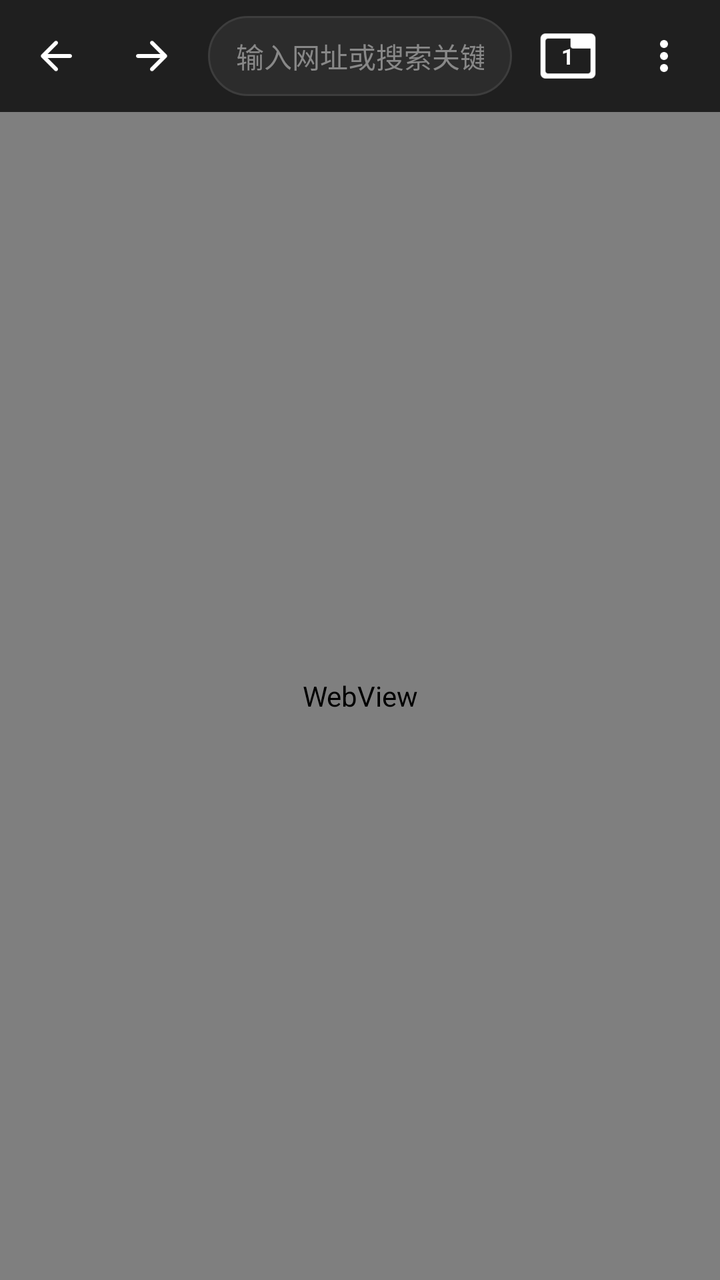
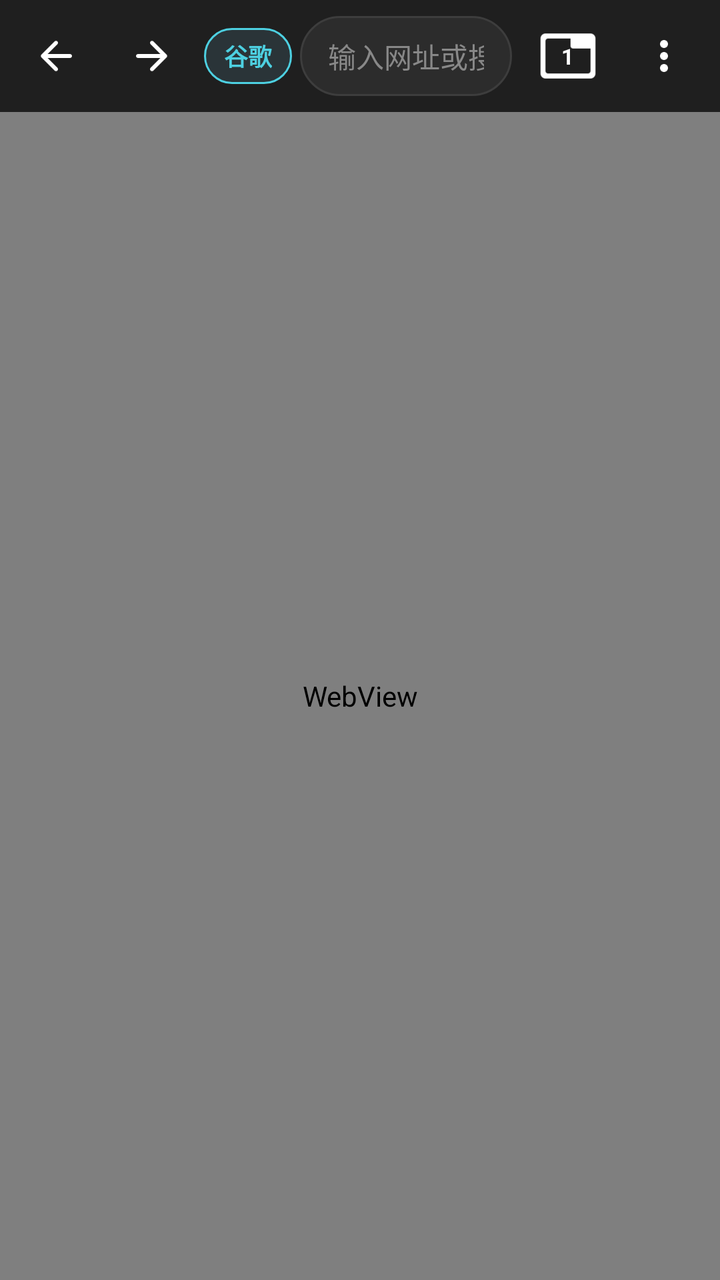

Before-and-after screenshots of an Android layout around one commit, followed by the original layout XML and the change that was made.
<!-- AndroidManifest.xml: application theme android:Theme.Material.NoActionBar -->
<!-- res/layout/activity_main.xml -->
<?xml version="1.0" encoding="utf-8"?>
<LinearLayout xmlns:android="http://schemas.android.com/apk/res/android"
    android:id="@+id/root_container"
    android:layout_width="match_parent"
    android:layout_height="match_parent"
    android:background="#121212"
    android:orientation="vertical">

    
    <LinearLayout
        android:id="@+id/toolbar_container"
        android:layout_width="match_parent"
        android:layout_height="56dp"
        android:background="#1F1F1F"
        android:focusable="true"
        android:focusableInTouchMode="true"
        android:gravity="center_vertical"
        android:orientation="horizontal"
        android:paddingStart="4dp"
        android:paddingEnd="4dp">

        <ImageView
            android:id="@+id/back_button"
            android:layout_width="48dp"
            android:layout_height="48dp"
            android:background="?android:attr/selectableItemBackgroundBorderless"
            android:clickable="true"
            android:contentDescription="后退"
            android:focusable="true"
            android:padding="12dp"
            android:src="@drawable/ic_arrow_back" />

        <ImageView
            android:id="@+id/forward_button"
            android:layout_width="48dp"
            android:layout_height="48dp"
            android:background="?android:attr/selectableItemBackgroundBorderless"
            android:clickable="true"
            android:contentDescription="前进"
            android:focusable="true"
            android:padding="12dp"
            android:src="@drawable/ic_arrow_forward" />

        
        <EditText
            android:id="@+id/address_pill"
            android:layout_width="0dp"
            android:layout_height="40dp"
            android:layout_weight="1"
            android:layout_marginStart="4dp"
            android:layout_marginEnd="4dp"
            android:background="@drawable/pill_bg"
            android:gravity="center_vertical"
            android:hint="输入网址或搜索关键词"
            android:imeOptions="actionGo"
            android:inputType="textUri"
            android:paddingStart="14dp"
            android:paddingEnd="14dp"
            android:singleLine="true"
            android:textColor="#FFFFFF"
            android:textColorHint="#888888"
            android:textCursorDrawable="@null"
            android:textSize="14sp" />

        <FrameLayout
            android:id="@+id/tabs_container"
            android:layout_width="48dp"
            android:layout_height="48dp"
            android:background="?android:attr/selectableItemBackgroundBorderless"
            android:clickable="true"
            android:focusable="true">

            <ImageView
                android:layout_width="30dp"
                android:layout_height="30dp"
                android:layout_gravity="center"
                android:contentDescription="标签页"
                android:src="@drawable/ic_tab" />

            <TextView
                android:id="@+id/tabs_count"
                android:layout_width="wrap_content"
                android:layout_height="wrap_content"
                android:layout_gravity="center"
                android:text="1"
                android:textColor="#FFFFFF"
                android:textSize="11sp"
                android:textStyle="bold" />

        </FrameLayout>

        <ImageView
            android:id="@+id/menu_button"
            android:layout_width="48dp"
            android:layout_height="48dp"
            android:background="?android:attr/selectableItemBackgroundBorderless"
            android:clickable="true"
            android:contentDescription="菜单"
            android:focusable="true"
            android:padding="12dp"
            android:src="@drawable/ic_more_vert" />

    </LinearLayout>

    
    <FrameLayout
        android:layout_width="match_parent"
        android:layout_height="0dp"
        android:layout_weight="1">

        <WebView
            android:id="@+id/webview"
            android:layout_width="match_parent"
            android:layout_height="match_parent" />

        <ProgressBar
            android:id="@+id/progress_bar"
            style="?android:attr/progressBarStyleHorizontal"
            android:layout_width="match_parent"
            android:layout_height="4dp"
            android:layout_gravity="top"
            android:max="100"
            android:visibility="gone" />

        <TextView
            android:id="@+id/status_view"
            android:layout_width="wrap_content"
            android:layout_height="wrap_content"
            android:layout_gravity="top|center_horizontal"
            android:layout_marginTop="10dp"
            android:background="#CC1F1F1F"
            android:paddingStart="14dp"
            android:paddingEnd="14dp"
            android:paddingTop="8dp"
            android:paddingBottom="8dp"
            android:textColor="#FFFFFF"
            android:textSize="13sp"
            android:visibility="gone" />

    </FrameLayout>

    
    <LinearLayout
        android:id="@+id/find_bar"
        android:layout_width="match_parent"
        android:layout_height="wrap_content"
        android:background="#1F1F1F"
        android:gravity="center_vertical"
        android:orientation="horizontal"
        android:padding="6dp"
        android:visibility="gone">

        <EditText
            android:id="@+id/find_input"
            android:layout_width="0dp"
            android:layout_height="wrap_content"
            android:layout_weight="1"
            android:hint="在页面上查找"
            android:imeOptions="actionSearch"
            android:inputType="text"
            android:singleLine="true"
            android:textColor="#FFFFFF"
            android:textColorHint="#888888"
            android:textSize="14sp" />

        <ImageView
            android:id="@+id/find_prev"
            android:layout_width="44dp"
            android:layout_height="44dp"
            android:background="?android:attr/selectableItemBackgroundBorderless"
            android:clickable="true"
            android:contentDescription="上一个"
            android:focusable="true"
            android:padding="10dp"
            android:src="@drawable/ic_arrow_up" />

        <ImageView
            android:id="@+id/find_next"
            android:layout_width="44dp"
            android:layout_height="44dp"
            android:background="?android:attr/selectableItemBackgroundBorderless"
            android:clickable="true"
            android:contentDescription="下一个"
            android:focusable="true"
            android:padding="10dp"
            android:src="@drawable/ic_arrow_down" />

        <ImageView
            android:id="@+id/find_close"
            android:layout_width="44dp"
            android:layout_height="44dp"
            android:background="?android:attr/selectableItemBackgroundBorderless"
            android:clickable="true"
            android:contentDescription="关闭查找"
            android:focusable="true"
            android:padding="10dp"
            android:src="@drawable/ic_close" />

    </LinearLayout>

</LinearLayout>
<!-- resources referenced by this layout -->
<resources>
  <!-- drawable ic_arrow_back: png bitmap (drawable-xxxhdpi, 789 bytes) -->
  <!-- drawable ic_arrow_down: png bitmap (drawable-xxxhdpi, 819 bytes) -->
  <!-- drawable ic_arrow_forward: png bitmap (drawable-xxxhdpi, 963 bytes) -->
  <!-- drawable ic_arrow_up: png bitmap (drawable-xxxhdpi, 947 bytes) -->
  <!-- drawable ic_close: png bitmap (drawable-xxxhdpi, 947 bytes) -->
  <!-- drawable ic_more_vert: png bitmap (drawable-xxxhdpi, 560 bytes) -->
  <!-- drawable ic_tab: png bitmap (drawable-xxxhdpi, 697 bytes) -->
  <!-- drawable pill_bg (drawable) -->
  <?xml version="1.0" encoding="utf-8"?>
  <shape xmlns:android="http://schemas.android.com/apk/res/android"
      android:shape="rectangle">
      <corners android:radius="20dp" />
      <solid android:color="#2C2C2C" />
      <stroke
          android:width="1dp"
          android:color="#3D3D3D" />
  </shape>
</resources>

<!-- the commit's change to res/layout/activity_main.xml (unified diff, before → after) -->
@@ -40,6 +40,23 @@
             android:focusable="true"
             android:padding="12dp"
             android:src="@drawable/ic_arrow_forward" />
+
+        
+        <TextView
+            android:id="@+id/engine_chip"
+            android:layout_width="wrap_content"
+            android:layout_height="28dp"
+            android:layout_marginStart="2dp"
+            android:background="@drawable/chip_bg"
+            android:clickable="true"
+            android:focusable="true"
+            android:gravity="center"
+            android:paddingStart="10dp"
+            android:paddingEnd="10dp"
+            android:text="谷歌"
+            android:textColor="#4DD0E1"
+            android:textSize="12sp"
+            android:textStyle="bold" />
 
         
         <EditText
<!-- resource entries referenced after the edit -->
@@ -1,5 +1,13 @@
 <!-- resources referenced by this layout -->
 <resources>
+  <!-- drawable chip_bg (drawable) -->
+  <?xml version="1.0" encoding="utf-8"?>
+  <shape xmlns:android="http://schemas.android.com/apk/res/android"
+      android:shape="rectangle">
+      <corners android:radius="14dp" />
+      <solid android:color="#2A3438" />
+      <stroke android:width="1dp" android:color="#4DD0E1" />
+  </shape>
   <!-- drawable ic_arrow_back: png bitmap (drawable-xxxhdpi, 789 bytes) -->
   <!-- drawable ic_arrow_down: png bitmap (drawable-xxxhdpi, 819 bytes) -->
   <!-- drawable ic_arrow_forward: png bitmap (drawable-xxxhdpi, 963 bytes) -->
